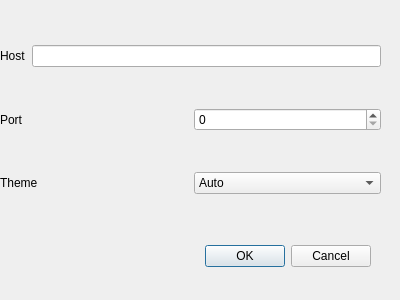
This is res/config.ui in LordBaryhobal/CryptoChat as Qt 5 draws it before an edit. The edited form follows.
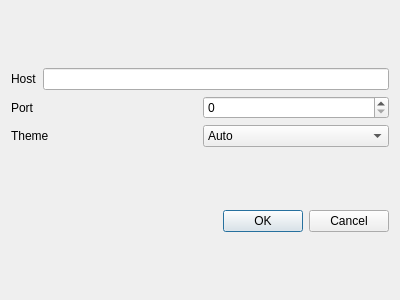
This is the edited form.

Commit message: made enter send chat msg + fixed options layout

What changed in the file:
```diff
--- a/res/config.ui
+++ b/res/config.ui
@@ -16,31 +16,8 @@
   <property name="modal">
    <bool>false</bool>
   </property>
-  <widget class="QDialogButtonBox" name="buttonBox">
-   <property name="geometry">
-    <rect>
-     <x>30</x>
-     <y>240</y>
-     <width>341</width>
-     <height>32</height>
-    </rect>
-   </property>
-   <property name="orientation">
-    <enum>Qt::Horizontal</enum>
-   </property>
-   <property name="standardButtons">
-    <set>QDialogButtonBox::Cancel|QDialogButtonBox::Ok</set>
-   </property>
-  </widget>
-  <widget class="QWidget" name="verticalLayoutWidget">
-   <property name="geometry">
-    <rect>
-     <x>0</x>
-     <y>10</y>
-     <width>381</width>
-     <height>221</height>
-    </rect>
-   </property>
+  <layout class="QGridLayout" name="gridLayout">
+   <item row="0" column="0">
    <layout class="QVBoxLayout" name="verticalLayout">
     <item>
      <layout class="QHBoxLayout" name="horizontalLayout">
@@ -105,7 +82,18 @@
      </layout>
     </item>
    </layout>
-  </widget>
+   </item>
+   <item row="1" column="0">
+    <widget class="QDialogButtonBox" name="buttonBox">
+     <property name="orientation">
+      <enum>Qt::Horizontal</enum>
+     </property>
+     <property name="standardButtons">
+      <set>QDialogButtonBox::Cancel|QDialogButtonBox::Ok</set>
+     </property>
+    </widget>
+   </item>
+  </layout>
  </widget>
  <resources/>
  <connections>
```
Lines whose indentation alone changed are shown as unchanged. The commit also changes 2 other files.
